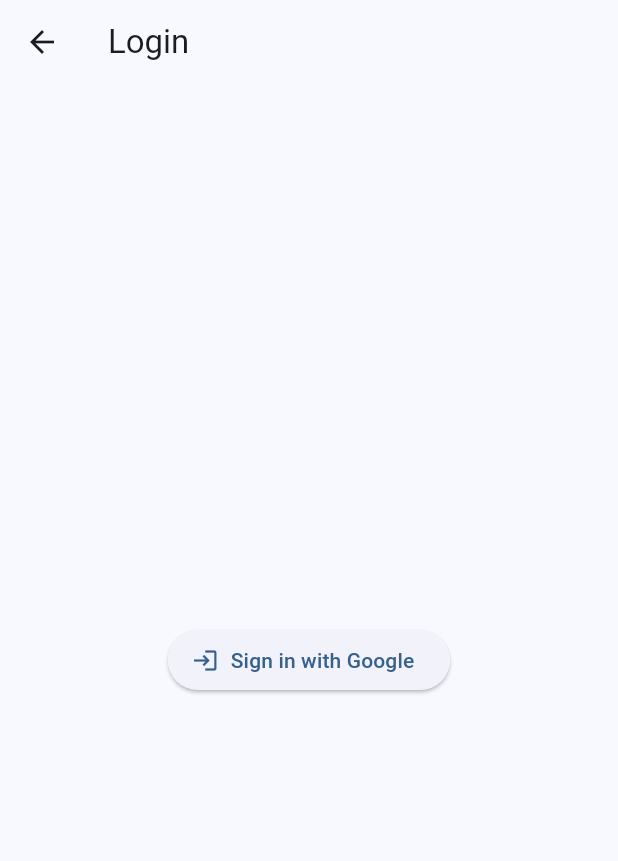
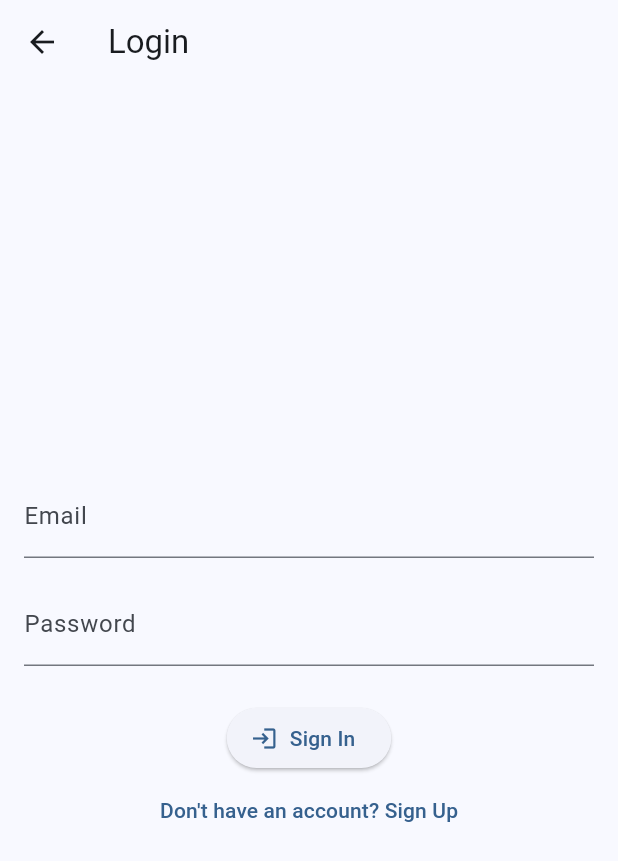
Before and after one commit to MichaelKuen/lzprices, a Flutter app: the LoginScreen screen opened directly, on a phone screen of 412 x 824 dp. Shown: the top 861 px of the screen. Run offline on Flutter 3.47's test engine with Material 3 defaults, Android fonts, the phone set to English and light mode, and no system bars; our stand-ins replace drift, firebase_auth, firebase_core, font_awesome_flutter, get_it, shared_preferences and 1 more; accounts and stored records are empty; generated files the repository leaves out were written again; network calls fail.

Commit message:
Login via Email address

```diff
--- a/lib/screens/login_screen.dart
+++ b/lib/screens/login_screen.dart
@@ -1,24 +1,120 @@
 import 'package:flutter/material.dart';
+import 'package:firebase_auth/firebase_auth.dart';
 import '../services/auth_service.dart';
 
-class LoginScreen extends StatelessWidget {
+class LoginScreen extends StatefulWidget {
   const LoginScreen({super.key});
 
   @override
+  State<LoginScreen> createState() => _LoginScreenState();
+}
+
+class _LoginScreenState extends State<LoginScreen> {
+  final AuthService _authService = AuthService();
+  final _formKey = GlobalKey<FormState>();
+
+  // Text editing controllers
+  final TextEditingController _emailController = TextEditingController();
+  final TextEditingController _passwordController = TextEditingController();
+
+  String _errorMessage = '';
+  bool _isLoading = false;
+
+  @override
   Widget build(BuildContext context) {
-    final AuthService authService = AuthService();
-
     return Scaffold(
       appBar: AppBar(title: const Text("Login")),
       body: Center(
-        child: ElevatedButton.icon(
-          icon: const Icon(Icons.login),
-          label: const Text("Sign in with Google"),
-          onPressed: () async {
-            await authService.signInWithGoogle();
-          },
+        child: Padding(
+          padding: const EdgeInsets.all(16.0),
+          child: Form(
+            key: _formKey,
+            child: Column(
+              mainAxisAlignment: MainAxisAlignment.center,
+              children: [
+                TextFormField(
+                  controller: _emailController,
+                  decoration: const InputDecoration(labelText: 'Email'),
+                  validator: (value) =>
+                      value!.isEmpty ? 'Please enter your email' : null,
+                ),
+                const SizedBox(height: 16),
+                TextFormField(
+                  controller: _passwordController,
+                  decoration: const InputDecoration(labelText: 'Password'),
+                  obscureText: true,
+                  validator: (value) =>
+                      value!.isEmpty ? 'Please enter your password' : null,
+                ),
+                const SizedBox(height: 24),
+                if (_errorMessage.isNotEmpty)
+                  Padding(
+                    padding: const EdgeInsets.only(bottom: 16.0),
+                    child: Text(
+                      _errorMessage,
+                      style: const TextStyle(color: Colors.red, fontSize: 14),
+                    ),
+                  ),
+                _isLoading
+                    ? const CircularProgressIndicator()
+                    : ElevatedButton.icon(
+                        icon: const Icon(Icons.login),
+                        label: const Text("Sign In"),
+                        onPressed: _signIn,
+                      ),
+                TextButton(
+                  onPressed: _signUp,
+                  child: const Text('Don\'t have an account? Sign Up'),
+                )
+              ],
+            ),
+          ),
         ),
       ),
     );
   }
+
+  Future<void> _signIn() async {
+    if (_formKey.currentState!.validate()) {
+      setState(() {
+        _isLoading = true;
+        _errorMessage = '';
+      });
+
+      try {
+        await _authService.signInWithEmailAndPassword(
+          _emailController.text,
+          _passwordController.text,
+        );
+      } on FirebaseAuthException catch (e) {
+        setState(() {
+          _errorMessage = e.message ?? 'An unknown error occurred.';
+        });
+      } finally {
+        setState(() => _isLoading = false);
+      }
+    }
+  }
+
+  Future<void> _signUp() async {
+    if (_formKey.currentState!.validate()) {
+      setState(() {
+        _isLoading = true;
+        _errorMessage = '';
+      });
+
+      try {
+        await _authService.signUpWithEmailAndPassword(
+          _emailController.text,
+          _passwordController.text,
+        );
+      } on FirebaseAuthException catch (e) {
+        setState(() {
+          _errorMessage = e.message ?? 'An unknown error occurred.';
+        });
+      } finally {
+        setState(() => _isLoading = false);
+      }
+    }
+  }
 }
```
Also changed, not shown: lib/main.dart (+17 -3 lines), lib/services/auth_service.dart (+6 -120 lines).
